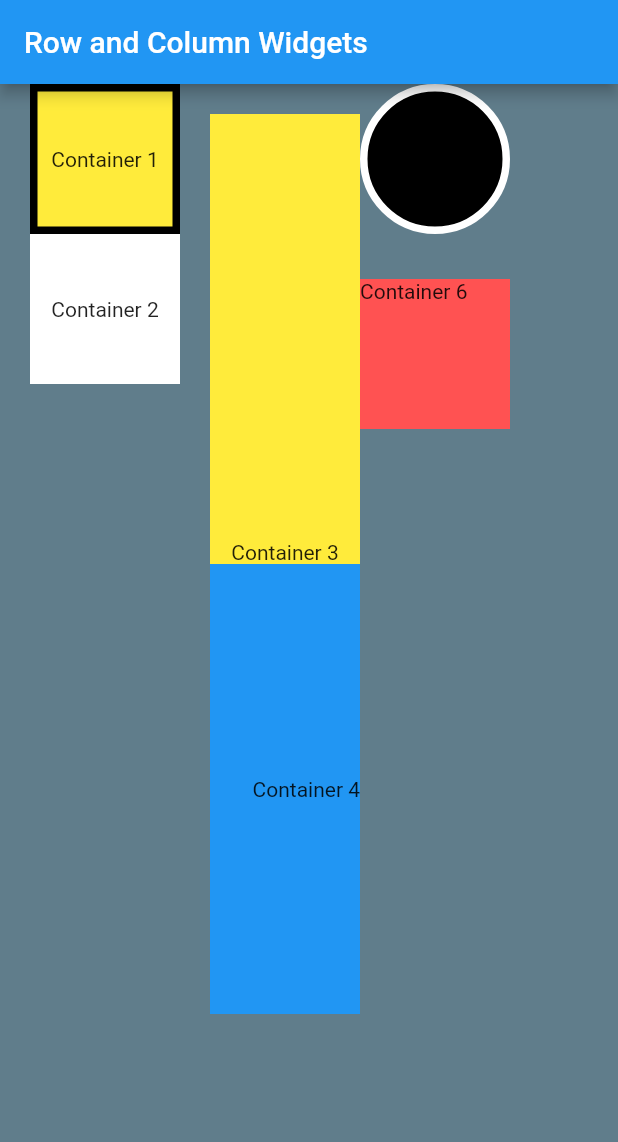
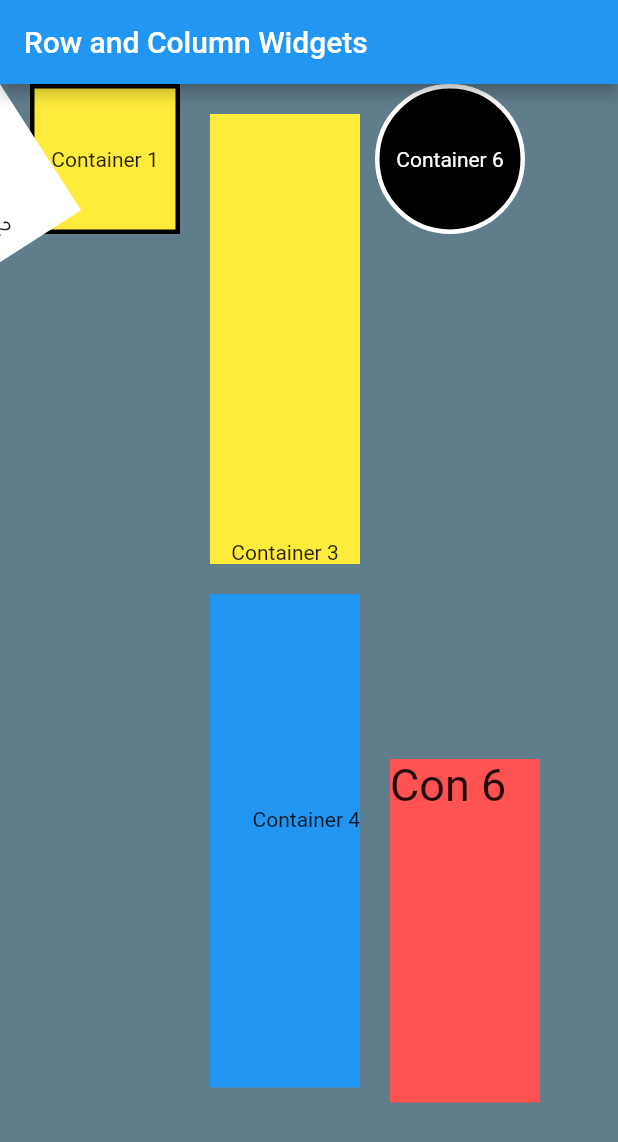
Before and after one commit to rbourque7/FlutterApp01_Riley_Bourque, a Flutter app: the screen it shows after launch, on a phone screen of 412 x 824 dp. Shown: the top 1142 px of the screen. Run offline on Flutter 3.47's test engine with Material 2 defaults, Android fonts, the phone set to English and light mode, and no system bars.

Commit message:
stackCommands

```diff
--- a/lib/main.dart
+++ b/lib/main.dart
@@ -15,21 +15,23 @@ class MyApp extends StatelessWidget {
            children: [
              Column(
                children: [
+                 Stack(
+                   children: [
                      Container(
                        child: Text('Container 1'),
 	                decoration: BoxDecoration(
 		                color: Colors.yellow,
                     border: Border.all(
                     color: Colors.black, //                   <--- border color
-                    width: 5.0,
+                    width: 3.0,
                     ),
                 	),
 	                alignment: Alignment.center,
                   height: 100,
                   width: 100,
                   margin: EdgeInsets.only(left: 20.0, right: 20.0),
+                  ),
 
-                ),
                   Container(
                     child: Text('Container 2'),
 	                decoration: BoxDecoration(
@@ -38,9 +40,12 @@ class MyApp extends StatelessWidget {
 	                alignment: Alignment.center,
                   height: 100,
                   width: 100,
-                  //transform: Matrix4.rotationZ(0.75),
-                  margin: EdgeInsets.only(left: 20.0, right: 20.0),
-                ),
+                  transform: Matrix4.rotationZ(1),
+                  )
+
+                   ],
+                   overflow: Overflow.visible
+                   ,)
                ],
               ),
              Column(
@@ -72,7 +77,7 @@ class MyApp extends StatelessWidget {
 	                alignment: Alignment.bottomCenter,
                   height: 100,
                   width: 100,
-                  margin: EdgeInsets.only(bottom: .0),
+                  margin: EdgeInsets.only(bottom: 20.0),
                 ),
                   Container(
 	                child: Text(''),
@@ -92,26 +97,41 @@ class MyApp extends StatelessWidget {
                   height: 100,
                   width: 100,
                 ),
+                Stack(
+                   children: [
                      Container(
                        child: Text(''),
 	                decoration: BoxDecoration(
 		                color: Colors.blue,
                 	),
-	                alignment: Alignment.bottomRight,
+	                alignment: Alignment.center,
                   height: 100,
                   width: 100,
                   ),
+                  Container(
+                    child: Text(''),
+	                decoration: BoxDecoration(
+		                color: Colors.blue,
+                	),
+	                alignment: Alignment.center,
+                  height: 100,
+                  width: 100,
+                  margin: EdgeInsets.only(top: 29.0),
+                  )
+                   ],
+                   overflow: Overflow.visible
+                   ,)
                ],),
              Column(
                children: [
                  Container(
-	                child: Text('Container 5'),
+	                child: Text('Container 6',style: TextStyle(color: Colors.white),),
 	                decoration: BoxDecoration(
 		                color: Colors.black,
                     shape: BoxShape.circle,
                     border: Border.all(
                     color: Colors.white, //                   <--- border color
-                    width: 5.0,
+                    width: 3.0,
                     ),
                 	),
 	                alignment: Alignment.center,
@@ -119,15 +139,40 @@ class MyApp extends StatelessWidget {
                   width: 100
                 ),
                   Container(
-	                child: Text('Container 6'),
+	                child: Text('Con 6',style: TextStyle(fontSize: 30),),
 	                decoration: BoxDecoration(
 		                color: Colors.redAccent,
                 	),
 	                alignment: Alignment.topLeft,
                   height: 100,
                   width: 100,
-                  margin: EdgeInsets.only(top: 30.0),
+                  margin: EdgeInsets.only(top: 350.0, left: 20.0),
                 ),
+                Stack(
+                   children: [
+                     Container(
+                       child: Text(''),
+	                decoration: BoxDecoration(
+		                color: Colors.redAccent,
+                	),
+	                alignment: Alignment.center,
+                  height: 100,
+                  width: 100,
+                  margin: EdgeInsets.only(left: 20.0),
+                  ),
+                  Container(
+                    child: Text(''),
+	                decoration: BoxDecoration(
+		                color: Colors.redAccent,
+                	),
+	                alignment: Alignment.center,
+                  height: 100,
+                  width: 100,
+                  margin: EdgeInsets.only(left: 20.0, top: 29.0),
+                  )
+                   ],
+                   overflow: Overflow.visible
+                   ,)
                ],)
            ],
          )
```
Lines whose indentation alone changed are shown as unchanged.
